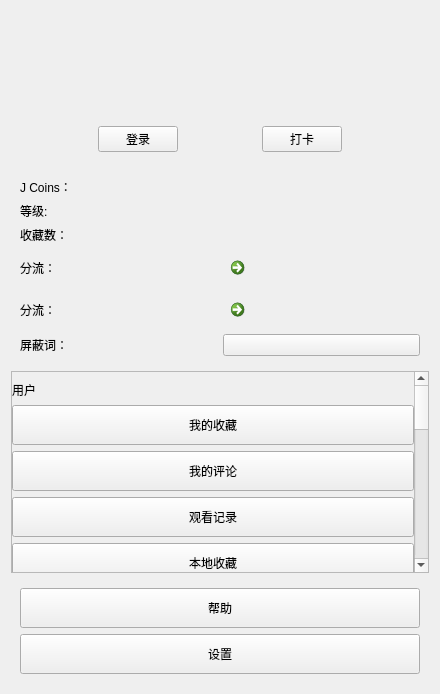
Above: ui/component/ui_navigation.ui from tonquer/JMComic-qt before the change. Below: the same form after it.
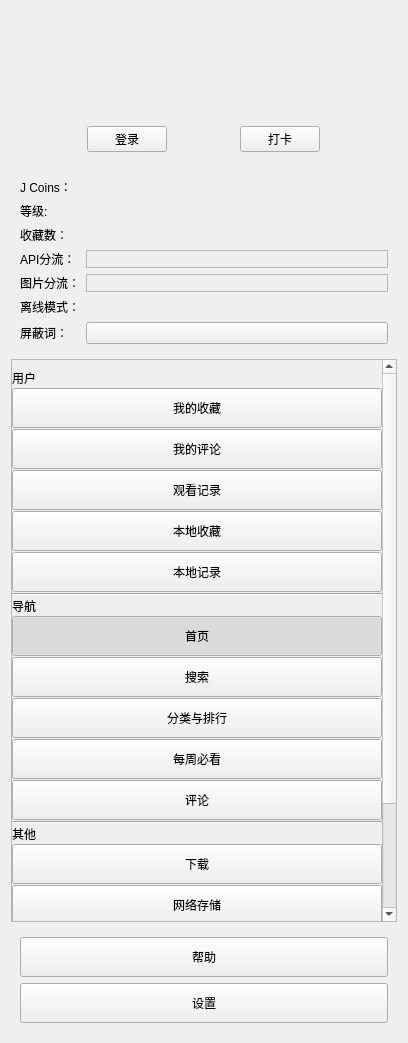
That is the form after the change. Icons and pictures are not drawn. Custom widgets are drawn as their Qt base class.

Patch:
```diff
--- a/ui/component/ui_navigation.ui
+++ b/ui/component/ui_navigation.ui
@@ -6,8 +6,8 @@
    <rect>
     <x>0</x>
     <y>0</y>
-    <width>440</width>
-    <height>694</height>
+    <width>408</width>
+    <height>1043</height>
    </rect>
   </property>
   <property name="windowTitle">
@@ -108,106 +108,126 @@
        </layout>
       </item>
       <item>
-       <layout class="QHBoxLayout" name="horizontalLayout_2">
-        <item>
-         <widget class="QLabel" name="label_6">
+       <layout class="QGridLayout" name="gridLayout_2">
+        <item row="3" column="1">
+         <widget class="MiniNodeTileFrame" name="proxyName">
+          <property name="sizePolicy">
+           <sizepolicy hsizetype="Expanding" vsizetype="Preferred">
+            <horstretch>0</horstretch>
+            <verstretch>0</verstretch>
+           </sizepolicy>
+          </property>
+          <property name="frameShape">
+           <enum>QFrame::Shape::StyledPanel</enum>
+          </property>
+          <property name="frameShadow">
+           <enum>QFrame::Shadow::Raised</enum>
+          </property>
+         </widget>
+        </item>
+        <item row="5" column="1">
+         <widget class="SwitchButton" name="offlineButton" native="true"/>
+        </item>
+        <item row="6" column="0">
+         <widget class="QLabel" name="label_9">
           <property name="text">
-           <string>J Coins：</string>
+           <string>屏蔽词：</string>
           </property>
          </widget>
         </item>
-        <item>
-         <widget class="QLabel" name="coins">
+        <item row="5" column="0">
+         <widget class="QLabel" name="label_5">
           <property name="text">
-           <string/>
+           <string>离线模式：</string>
           </property>
          </widget>
         </item>
-       </layout>
-      </item>
-      <item>
-       <layout class="QHBoxLayout" name="horizontalLayout">
-        <item>
+        <item row="1" column="0">
          <widget class="QLabel" name="expLabel">
           <property name="text">
            <string>等级:</string>
           </property>
          </widget>
         </item>
-        <item>
-         <widget class="QLabel" name="levelLabel">
-          <property name="text">
-           <string/>
-          </property>
-         </widget>
-        </item>
-       </layout>
-      </item>
-      <item>
-       <layout class="QHBoxLayout" name="horizontalLayout_5">
-        <item>
+        <item row="2" column="0">
          <widget class="QLabel" name="label_8">
           <property name="text">
            <string>收藏数：</string>
           </property>
          </widget>
         </item>
-        <item>
+        <item row="6" column="1">
+         <widget class="QPushButton" name="hideButton">
+          <property name="text">
+           <string/>
+          </property>
+         </widget>
+        </item>
+        <item row="2" column="1">
          <widget class="QLabel" name="favorite">
           <property name="text">
            <string/>
           </property>
          </widget>
         </item>
-       </layout>
-      </item>
-      <item>
-       <layout class="QHBoxLayout" name="horizontalLayout_6">
-        <item>
+        <item row="4" column="0">
+         <widget class="QLabel" name="label_7">
+          <property name="minimumSize">
+           <size>
+            <width>60</width>
+            <height>0</height>
+           </size>
+          </property>
+          <property name="text">
+           <string>图片分流：</string>
+          </property>
+         </widget>
+        </item>
+        <item row="3" column="0">
          <widget class="QLabel" name="label_4">
+          <property name="minimumSize">
+           <size>
+            <width>60</width>
+            <height>0</height>
+           </size>
+          </property>
           <property name="text">
-           <string>分流：</string>
+           <string>API分流：</string>
           </property>
          </widget>
         </item>
-        <item>
-         <widget class="QCommandLinkButton" name="proxyName">
+        <item row="1" column="1">
+         <widget class="QLabel" name="levelLabel">
           <property name="text">
            <string/>
           </property>
          </widget>
         </item>
-       </layout>
-      </item>
-      <item>
-       <layout class="QHBoxLayout" name="horizontalLayout_7">
-        <item>
-         <widget class="QLabel" name="label_5">
-          <property name="text">
-           <string>分流：</string>
+        <item row="4" column="1">
+         <widget class="MiniNodeTileFrame" name="proxyImgName">
+          <property name="sizePolicy">
+           <sizepolicy hsizetype="Expanding" vsizetype="Preferred">
+            <horstretch>0</horstretch>
+            <verstretch>0</verstretch>
+           </sizepolicy>
           </property>
-         </widget>
-        </item>
-        <item>
-         <widget class="QCommandLinkButton" name="proxyImgName">
-          <property name="text">
-           <string/>
+          <property name="frameShape">
+           <enum>QFrame::Shape::StyledPanel</enum>
           </property>
+          <property name="frameShadow">
+           <enum>QFrame::Shadow::Raised</enum>
+          </property>
          </widget>
         </item>
-       </layout>
-      </item>
-      <item>
-       <layout class="QHBoxLayout" name="horizontalLayout_9">
-        <item>
-         <widget class="QLabel" name="label_9">
+        <item row="0" column="0">
+         <widget class="QLabel" name="label_6">
           <property name="text">
-           <string>屏蔽词：</string>
+           <string>J Coins：</string>
           </property>
          </widget>
         </item>
-        <item>
-         <widget class="QPushButton" name="hideButton">
+        <item row="0" column="1">
+         <widget class="QLabel" name="coins">
           <property name="text">
            <string/>
           </property>
@@ -220,6 +240,12 @@
    </item>
    <item>
     <widget class="SmoothScrollArea" name="scrollArea">
+     <property name="verticalScrollBarPolicy">
+      <enum>Qt::ScrollBarPolicy::ScrollBarAlwaysOn</enum>
+     </property>
+     <property name="horizontalScrollBarPolicy">
+      <enum>Qt::ScrollBarPolicy::ScrollBarAlwaysOff</enum>
+     </property>
      <property name="widgetResizable">
       <bool>true</bool>
      </property>
@@ -228,13 +254,13 @@
        <rect>
         <x>0</x>
         <y>0</y>
-        <width>403</width>
-        <height>792</height>
+        <width>376</width>
+        <height>692</height>
        </rect>
       </property>
       <layout class="QVBoxLayout" name="verticalLayout_3">
        <property name="spacing">
-        <number>6</number>
+        <number>1</number>
        </property>
        <property name="leftMargin">
         <number>0</number>
@@ -1045,17 +1071,29 @@
   </layout>
  </widget>
  <customwidgets>
-  <customwidget>
-   <class>HeadLabel</class>
-   <extends>QLabel</extends>
-   <header location="global">component.label.head_label.h</header>
-  </customwidget>
   <customwidget>
    <class>SmoothScrollArea</class>
    <extends>QScrollArea</extends>
    <header location="global">component.scroll_area.smooth_scroll_area.h</header>
    <container>1</container>
   </customwidget>
+  <customwidget>
+   <class>HeadLabel</class>
+   <extends>QLabel</extends>
+   <header location="global">component.label.head_label.h</header>
+  </customwidget>
+  <customwidget>
+   <class>SwitchButton</class>
+   <extends>QWidget</extends>
+   <header>component.button.switch_button.h</header>
+   <container>1</container>
+  </customwidget>
+  <customwidget>
+   <class>MiniNodeTileFrame</class>
+   <extends>QFrame</extends>
+   <header location="global">component.widget.mini_node_title_frame.h</header>
+   <container>1</container>
+  </customwidget>
  </customwidgets>
  <resources/>
  <connections/>
```
Left out of the diff: 100 changed lines with no effect on the pictures.
